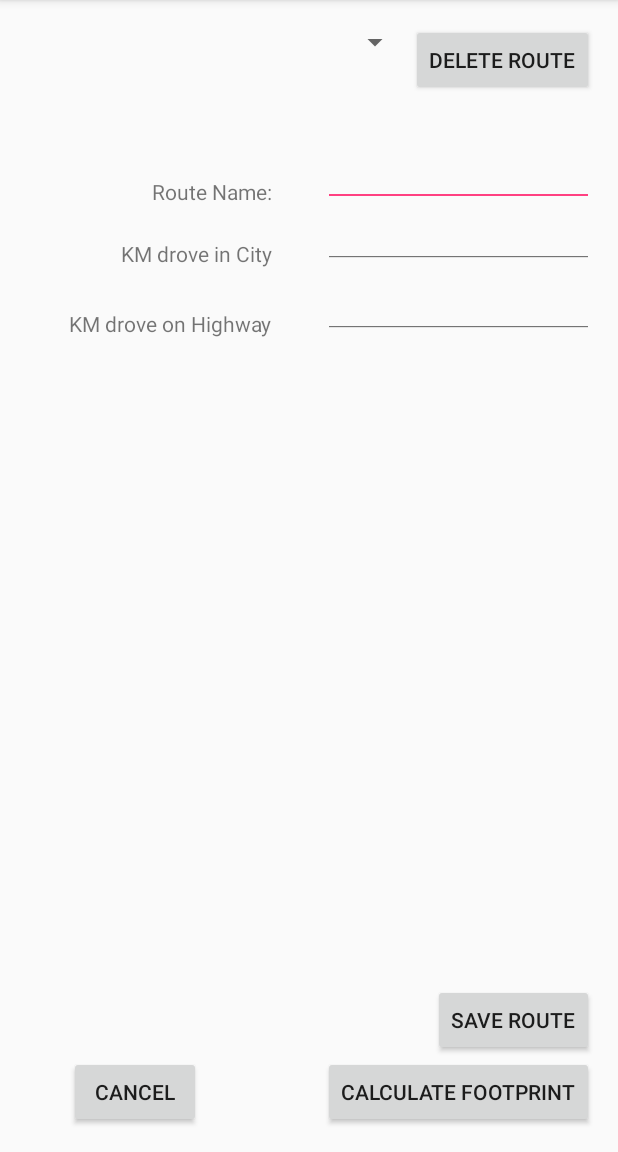
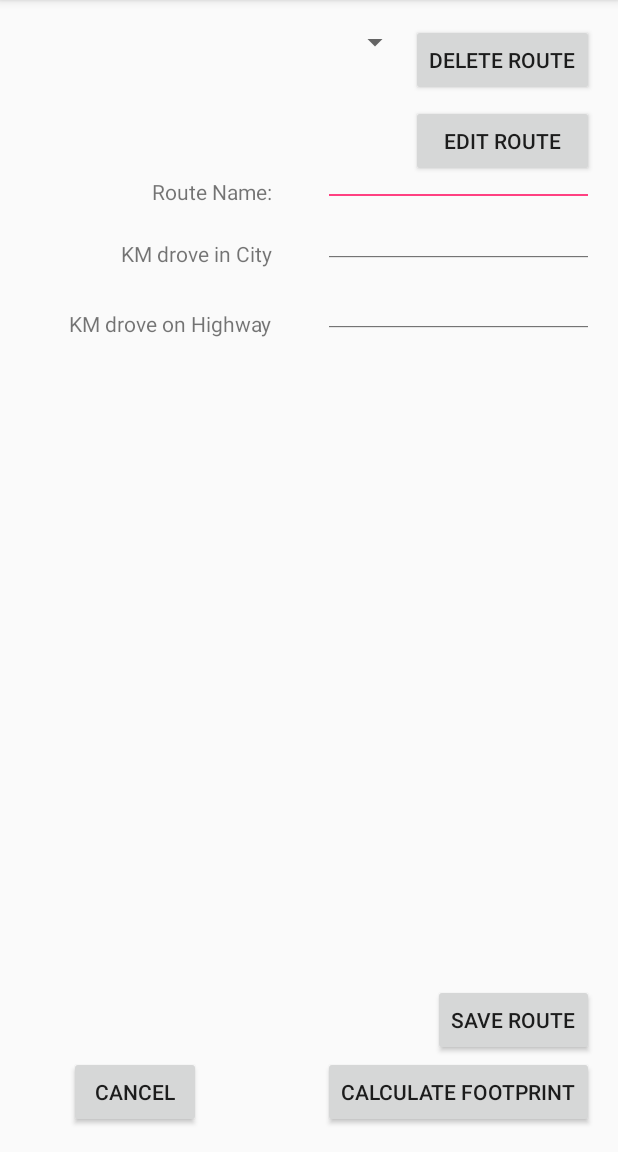
Before and after one commit to Asteriw/CMPT276-CarbonTracker, an Android app: the SelectRoute screen opened directly, with no data from a screen before it, on a phone screen of 412 x 824 dp, the part 84-1236 px from its top. Run offline under Robolectric (Android 15) with nearby library versions, the phone set to English and light mode, and no system bars; 7 statements that could not run were skipped.

Commit message:
fragment added, must test

```diff
--- a/CarbonFootprintTracker/app/src/main/res/layout/activity_select_route.xml
+++ b/CarbonFootprintTracker/app/src/main/res/layout/activity_select_route.xml
@@ -130,4 +130,15 @@
         android:layout_alignParentTop="true"
         android:layout_alignParentRight="true"
         android:layout_alignParentEnd="true" />
+
+    <Button
+        android:text="@string/btn_edit_route"
+        android:layout_width="wrap_content"
+        android:layout_height="wrap_content"
+        android:layout_above="@+id/editTextName"
+        android:layout_alignLeft="@+id/btnDelete"
+        android:layout_alignStart="@+id/btnDelete"
+        android:id="@+id/btnEdit"
+        android:layout_alignParentRight="true"
+        android:layout_alignParentEnd="true" />
 </RelativeLayout>
```
